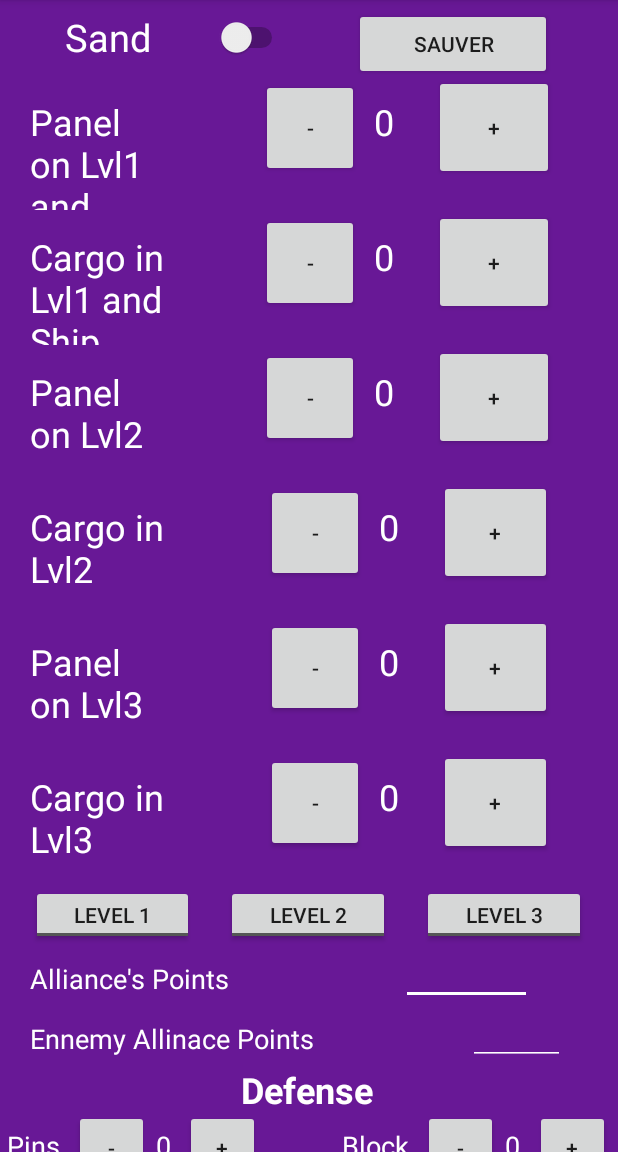
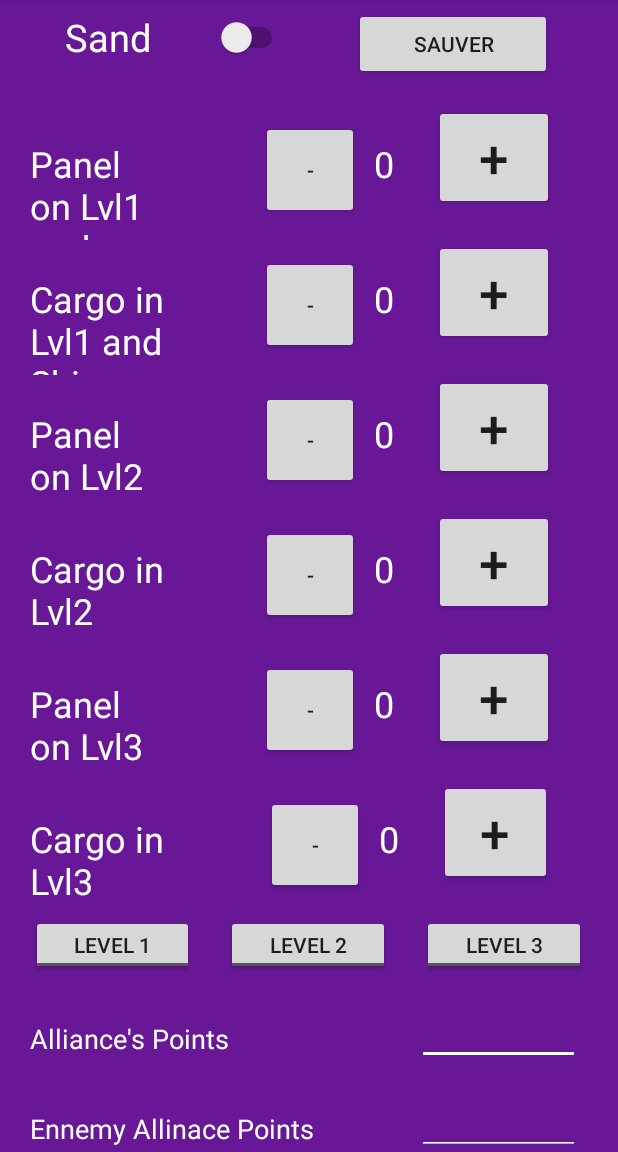
Before and after one commit to FRCteam3550/Robotronix_Scouting_App_2019, an Android app: the ScoutMatchActivity screen opened directly, with no data from a screen before it, on a phone screen of 412 x 824 dp, the part 84-1236 px from its top. Run offline under Robolectric (Android 15) with nearby library versions, the phone set to English and light mode, and no system bars.

Commit message:
Prevent starting from level 3 in sandstorm add don't know this robot fix some layout make sandstorm sound shorter

```diff
--- a/app/src/main/java/com/robotronix3550/robotronix_scouting_app/ScoutMatchActivity.java
+++ b/app/src/main/java/com/robotronix3550/robotronix_scouting_app/ScoutMatchActivity.java
@@ -135,7 +135,7 @@ public class ScoutMatchActivity extends AppCompatActivity {
                     SandTeleSwitch.setText("Tele");
                     SandTele = true;
                 } else {
-                    SandTeleSwitch.setText("Sandstorm");
+                    SandTeleSwitch.setText("Sand");
                     SandTele = false;
                 }
 
@@ -741,12 +741,19 @@ public class ScoutMatchActivity extends AppCompatActivity {
 
         if( HabLvl3.isChecked() ) {
 
-            if( HabLvl1.isChecked()) {
-                HabLvl1.setChecked( false );
-            }
+            if( SandTele ) {
+                if (HabLvl1.isChecked()) {
+                    HabLvl1.setChecked(false);
+                }
 
-            if( HabLvl2.isChecked()) {
-                HabLvl2.setChecked( false );
+                if (HabLvl2.isChecked()) {
+                    HabLvl2.setChecked(false);
+                }
+            } else {
+
+                HabLvl3.setChecked(false);
+                Toast.makeText(this, "Peux pas commencer au niveau 3 en Sandstorm",
+                        Toast.LENGTH_SHORT).show();
             }
         }
 
--- a/app/src/main/java/com/robotronix3550/robotronix_scouting_app/data/ScoutInfo.java
+++ b/app/src/main/java/com/robotronix3550/robotronix_scouting_app/data/ScoutInfo.java
@@ -175,7 +175,7 @@ public class ScoutInfo {
             case 7700: robotImageId = R.drawable.robot_7700;
                 break;
 
-                default: robotImageId = R.drawable.robotronixlogo;
+                default: robotImageId = R.drawable.dont_know;
             break;
         }
     }
--- a/app/src/main/res/layout/activity_scout_match.xml
+++ b/app/src/main/res/layout/activity_scout_match.xml
@@ -53,6 +53,10 @@
                 android:layout_height="wrap_content"
                 android:layout_weight="1" />
         </LinearLayout>
+
+        <Space
+            android:layout_width="match_parent"
+            android:layout_height="20dp" />
 
         <LinearLayout
             android:layout_width="match_parent"
@@ -111,7 +115,8 @@
                 android:layout_height="70dp"
                 android:layout_weight="0"
                 android:onClick="IncPanelLvl1"
-                android:text="+" />
+                android:text="+"
+                android:textSize="16pt" />
 
             <Space
                 android:layout_width="wrap_content"
@@ -176,7 +181,8 @@
                 android:layout_height="70dp"
                 android:layout_weight="0"
                 android:onClick="IncCargoLvl1"
-                android:text="+" />
+                android:text="+"
+                android:textSize="16pt" />
 
             <Space
                 android:layout_width="wrap_content"
@@ -241,7 +247,8 @@
                 android:layout_height="70dp"
                 android:layout_weight="0"
                 android:onClick="IncPanelLvl2"
-                android:text="+" />
+                android:text="+"
+                android:textSize="16pt" />
 
             <Space
                 android:layout_width="wrap_content"
@@ -302,11 +309,12 @@
 
             <Button
                 android:id="@+id/IncrementButton4"
-                android:layout_width="75dp"
+                android:layout_width="80dp"
                 android:layout_height="70dp"
                 android:layout_weight="0"
                 android:onClick="IncCargoLvl2"
-                android:text="+" />
+                android:text="+"
+                android:textSize="16pt" />
 
             <Space
                 android:layout_width="wrap_content"
@@ -367,11 +375,12 @@
 
             <Button
                 android:id="@+id/IncrementButton5"
-                android:layout_width="75dp"
+                android:layout_width="80dp"
                 android:layout_height="70dp"
                 android:layout_weight="0"
                 android:onClick="IncPanelLvl3"
-                android:text="+" />
+                android:text="+"
+                android:textSize="16pt" />
 
             <Space
                 android:layout_width="wrap_content"
@@ -436,7 +445,8 @@
                 android:layout_height="70dp"
                 android:layout_weight="0"
                 android:onClick="IncCargoLvl3"
-                android:text="+" />
+                android:text="+"
+                android:textSize="16pt" />
 
             <Space
                 android:layout_width="wrap_content"
@@ -463,7 +473,7 @@
                 android:onClick="HabitatLevel1"
                 android:text="Level 1"
                 android:textOff="Level 1"
-                android:textOn="Level 1" />
+                android:textOn="Sur Level 1" />
 
             <Space
                 android:layout_width="wrap_content"
@@ -478,7 +488,7 @@
                 android:onClick="HabitatLevel2"
                 android:text="ToggleButton"
                 android:textOff="Level 2"
-                android:textOn="Level 2" />
+                android:textOn="Sur Level 2" />
 
             <Space
                 android:layout_width="wrap_content"
@@ -493,13 +503,17 @@
                 android:onClick="HabitatLevel3"
                 android:text="ToggleButton"
                 android:textOff="Level 3"
-                android:textOn="Level 3 " />
+                android:textOn="Sur Level 3" />
 
             <Space
                 android:layout_width="wrap_content"
                 android:layout_height="wrap_content"
                 android:layout_weight="1" />
         </LinearLayout>
+
+        <Space
+            android:layout_width="match_parent"
+            android:layout_height="20dp" />
 
         <LinearLayout
             android:layout_width="match_parent"
@@ -513,7 +527,7 @@
 
             <TextView
                 android:id="@+id/textView33"
-                android:layout_width="wrap_content"
+                android:layout_width="200dp"
                 android:layout_height="wrap_content"
                 android:layout_weight="1"
                 android:text="Alliance's Points"
@@ -523,11 +537,11 @@
             <Space
                 android:layout_width="wrap_content"
                 android:layout_height="wrap_content"
-                android:layout_weight="1" />
+                android:layout_weight="0" />
 
             <EditText
                 android:id="@+id/editNumber1"
-                android:layout_width="30dp"
+                android:layout_width="50dp"
                 android:layout_height="wrap_content"
                 android:layout_weight="1"
                 android:backgroundTint="#ffffff"
@@ -536,10 +550,14 @@
                 android:textColor="#ffffff" />
 
             <Space
-                android:layout_width="wrap_content"
+                android:layout_width="25dp"
                 android:layout_height="wrap_content"
-                android:layout_weight="1" />
+                android:layout_weight="0" />
         </LinearLayout>
+
+        <Space
+            android:layout_width="match_parent"
+            android:layout_height="20dp" />
 
         <LinearLayout
             android:layout_width="match_parent"
@@ -553,7 +571,7 @@
 
             <TextView
                 android:id="@+id/textView34"
-                android:layout_width="wrap_content"
+                android:layout_width="200dp"
                 android:layout_height="wrap_content"
                 android:layout_weight="1"
                 android:text="Ennemy Allinace Points"
@@ -561,13 +579,13 @@
                 android:textSize="18sp" />
 
             <Space
-                android:layout_width="68dp"
+                android:layout_width="wrap_content"
                 android:layout_height="wrap_content"
                 android:layout_weight="0" />
 
             <EditText
                 android:id="@+id/editNumber2"
-                android:layout_width="30dp"
+                android:layout_width="50dp"
                 android:layout_height="wrap_content"
                 android:layout_weight="1"
                 android:backgroundTint="#ffffff"
@@ -576,10 +594,14 @@
                 android:textColor="#ffffff" />
 
             <Space
-                android:layout_width="wrap_content"
+                android:layout_width="25dp"
                 android:layout_height="wrap_content"
-                android:layout_weight="1" />
+                android:layout_weight="0" />
         </LinearLayout>
+
+        <Space
+            android:layout_width="match_parent"
+            android:layout_height="20dp" />
 
         <LinearLayout
             android:layout_width="match_parent"
@@ -593,7 +615,7 @@
 
             <TextView
                 android:id="@+id/textView27"
-                android:layout_width="90dp"
+                android:layout_width="123dp"
                 android:layout_height="wrap_content"
                 android:layout_weight="0"
                 android:text="Defense"
@@ -665,7 +687,8 @@
                 android:layout_height="50dp"
                 android:layout_weight="0"
                 android:onClick="IncPins"
-                android:text="+" />
+                android:text="+"
+                android:textSize="11pt" />
 
             <Space
                 android:layout_width="50dp"
@@ -719,7 +742,8 @@
                 android:layout_height="50dp"
                 android:layout_weight="0"
                 android:onClick="IncBlocks"
-                android:text="+" />
+                android:text="+"
+                android:textSize="11pt" />
 
             <Space
                 android:layout_width="wrap_content"
--- a/app/src/main/res/layout/spinner_item.xml
+++ b/app/src/main/res/layout/spinner_item.xml
@@ -7,5 +7,6 @@
     android:textSize="18sp"
     android:gravity="left"
     android:textColor="#FFFFFF"
-    android:padding="5dip"
+    android:background="#3c1d51"
+    android:padding="15dip"
     />
```
Also changed, not shown: app/src/main/res/drawable/dont_know.jpg (added), 1 other file.
